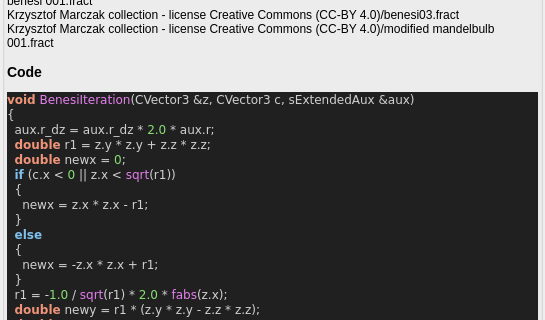
Old version of the form mandelbulber2/qt_data/fractal_benesi.ui in the repository buddhi1980/mandelbulber2; both pictures show x 0 to 545 and y 106 to 426 of the 545 by 645 pixel window.
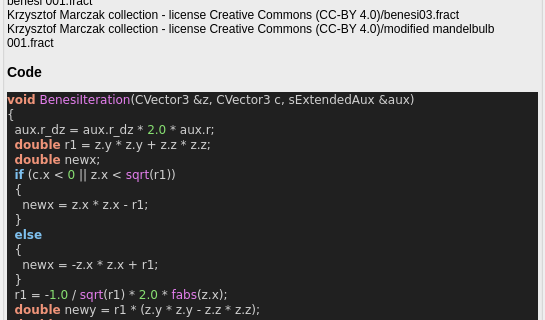
New version of the form. Custom widgets are drawn as their Qt base class.

```diff
--- a/mandelbulber2/qt_data/fractal_benesi.ui
+++ b/mandelbulber2/qt_data/fractal_benesi.ui
@@ -76,7 +76,7 @@
 &lt;span style=&quot;color:#d0d0d0&quot;&gt;{&lt;/span&gt;
   aux&lt;span style=&quot;color:#d0d0d0&quot;&gt;.&lt;/span&gt;r_dz &lt;span style=&quot;color:#d0d0d0&quot;&gt;=&lt;/span&gt; aux&lt;span style=&quot;color:#d0d0d0&quot;&gt;.&lt;/span&gt;r_dz &lt;span style=&quot;color:#d0d0d0&quot;&gt;*&lt;/span&gt; &lt;span style=&quot;color:#87df71&quot;&gt;2.0&lt;/span&gt; &lt;span style=&quot;color:#d0d0d0&quot;&gt;*&lt;/span&gt; aux&lt;span style=&quot;color:#d0d0d0&quot;&gt;.&lt;/span&gt;r&lt;span style=&quot;color:#d0d0d0&quot;&gt;;&lt;/span&gt;
   &lt;span style=&quot;color:#f09479; font-weight:bold&quot;&gt;double&lt;/span&gt; r1 &lt;span style=&quot;color:#d0d0d0&quot;&gt;=&lt;/span&gt; z&lt;span style=&quot;color:#d0d0d0&quot;&gt;.&lt;/span&gt;y &lt;span style=&quot;color:#d0d0d0&quot;&gt;*&lt;/span&gt; z&lt;span style=&quot;color:#d0d0d0&quot;&gt;.&lt;/span&gt;y &lt;span style=&quot;color:#d0d0d0&quot;&gt;+&lt;/span&gt; z&lt;span style=&quot;color:#d0d0d0&quot;&gt;.&lt;/span&gt;z &lt;span style=&quot;color:#d0d0d0&quot;&gt;*&lt;/span&gt; z&lt;span style=&quot;color:#d0d0d0&quot;&gt;.&lt;/span&gt;z&lt;span style=&quot;color:#d0d0d0&quot;&gt;;&lt;/span&gt;
-  &lt;span style=&quot;color:#f09479; font-weight:bold&quot;&gt;double&lt;/span&gt; newx &lt;span style=&quot;color:#d0d0d0&quot;&gt;=&lt;/span&gt; &lt;span style=&quot;color:#87df71&quot;&gt;0&lt;/span&gt;&lt;span style=&quot;color:#d0d0d0&quot;&gt;;&lt;/span&gt;
+  &lt;span style=&quot;color:#f09479; font-weight:bold&quot;&gt;double&lt;/span&gt; newx&lt;span style=&quot;color:#d0d0d0&quot;&gt;;&lt;/span&gt;
   &lt;span style=&quot;color:#7ec0ee; font-weight:bold&quot;&gt;if&lt;/span&gt; &lt;span style=&quot;color:#d0d0d0&quot;&gt;(&lt;/span&gt;c&lt;span style=&quot;color:#d0d0d0&quot;&gt;.&lt;/span&gt;x &lt;span style=&quot;color:#d0d0d0&quot;&gt;&amp;lt;&lt;/span&gt; &lt;span style=&quot;color:#87df71&quot;&gt;0&lt;/span&gt; &lt;span style=&quot;color:#d0d0d0&quot;&gt;||&lt;/span&gt; z&lt;span style=&quot;color:#d0d0d0&quot;&gt;.&lt;/span&gt;x &lt;span style=&quot;color:#d0d0d0&quot;&gt;&amp;lt;&lt;/span&gt; &lt;span style=&quot;color:#e47eed&quot;&gt;sqrt&lt;/span&gt;&lt;span style=&quot;color:#d0d0d0&quot;&gt;(&lt;/span&gt;r1&lt;span style=&quot;color:#d0d0d0&quot;&gt;))&lt;/span&gt;
   &lt;span style=&quot;color:#d0d0d0&quot;&gt;{&lt;/span&gt;
     newx &lt;span style=&quot;color:#d0d0d0&quot;&gt;=&lt;/span&gt; z&lt;span style=&quot;color:#d0d0d0&quot;&gt;.&lt;/span&gt;x &lt;span style=&quot;color:#d0d0d0&quot;&gt;*&lt;/span&gt; z&lt;span style=&quot;color:#d0d0d0&quot;&gt;.&lt;/span&gt;x &lt;span style=&quot;color:#d0d0d0&quot;&gt;-&lt;/span&gt; r1&lt;span style=&quot;color:#d0d0d0&quot;&gt;;&lt;/span&gt;
```
